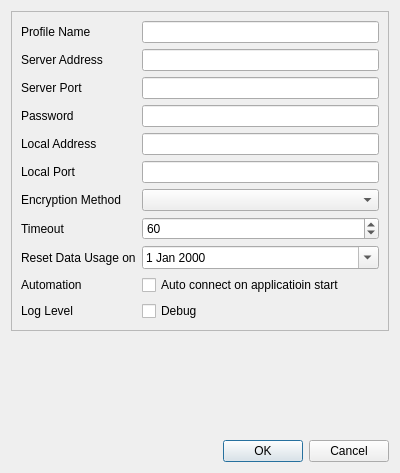
The window that src/editdialog.ui (shadowsocks/shadowsocks-qt5) describes before a commit, drawn with Qt 5.
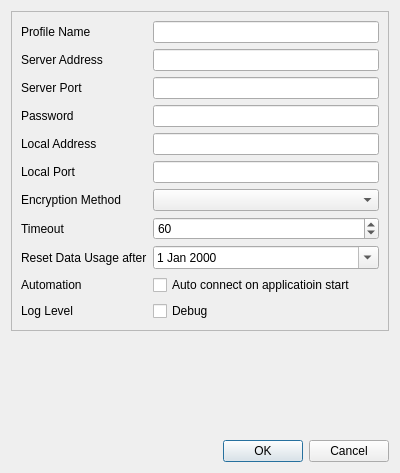
The same window after the commit.

Diff of the .ui file:
```diff
--- a/src/editdialog.ui
+++ b/src/editdialog.ui
@@ -187,7 +187,7 @@
       <item row="11" column="0">
        <widget class="QLabel" name="resetDateLabel">
         <property name="text">
-         <string>Reset Data Usage on</string>
+         <string>Reset Data Usage after</string>
         </property>
        </widget>
       </item>
```
